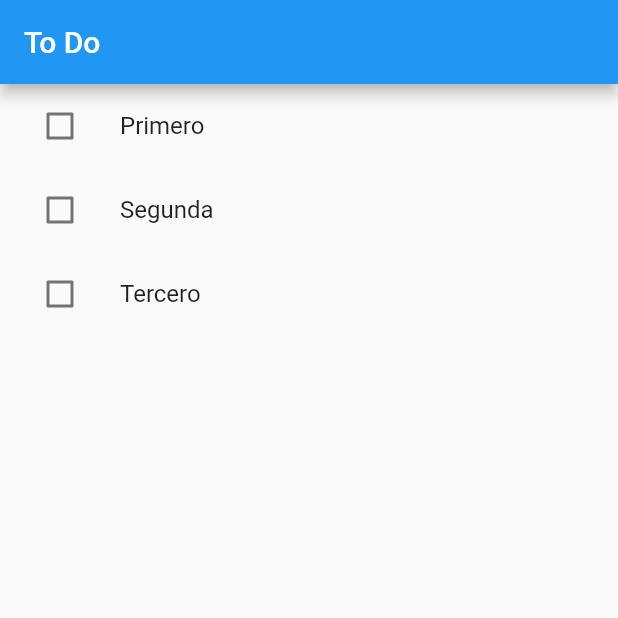
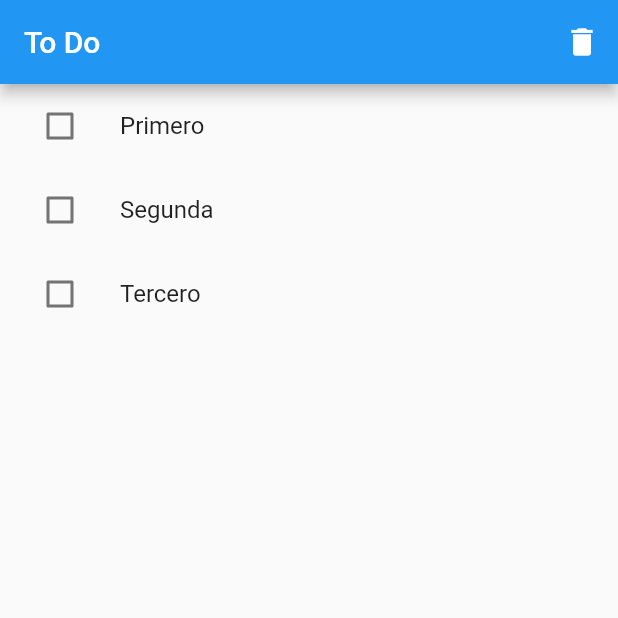
Before and after one commit to DaniloRios27/Prueba-L-A-ELECTRONIC-TO-DO-, a Flutter app: the screen it shows after launch, on a phone screen of 412 x 824 dp, the top half of it. Run offline on Flutter 3.47's test engine with Material 2 defaults, Android fonts, the phone set to English and light mode, and no system bars.

Commit message:
El usuario puede borrar las actividades hechas

```diff
--- a/lib/screens/toDoHomePage.dart
+++ b/lib/screens/toDoHomePage.dart
@@ -28,19 +28,30 @@ class _ToDoHomePageState extends State<ToDoHomePage> {
     super.initState();
   }
 
+   _removeActivity () {
+     List<ToDo> pending =[];
+     for (var todo in _todos) {
+       if (!todo.done) pending.add(todo);
+     }
+     setState(() => _todos = pending);
+  }
+
   @override
   Widget build(BuildContext context) {
     return Scaffold(
       appBar: AppBar(
         title: Text("To Do"),
+        actions: [
+          IconButton(
+            onPressed: _removeActivity,
+            icon: Icon(Icons.delete)
+          ),
+        ],
       ),
       body: ListView.builder(
         itemCount: _todos.length,
         itemBuilder: (context, index) {
-          return InkWell(
-            onLongPress: (){},
-            onTap: (){},
-            child: ListTile(
+          return ListTile(
               leading: Checkbox(
                 onChanged: (checked) {
                   setState(() {
@@ -57,7 +68,6 @@ class _ToDoHomePageState extends State<ToDoHomePage> {
                     : TextDecoration.none)
                 ),
               ),
-            ),
           );
         },
       ),
```
